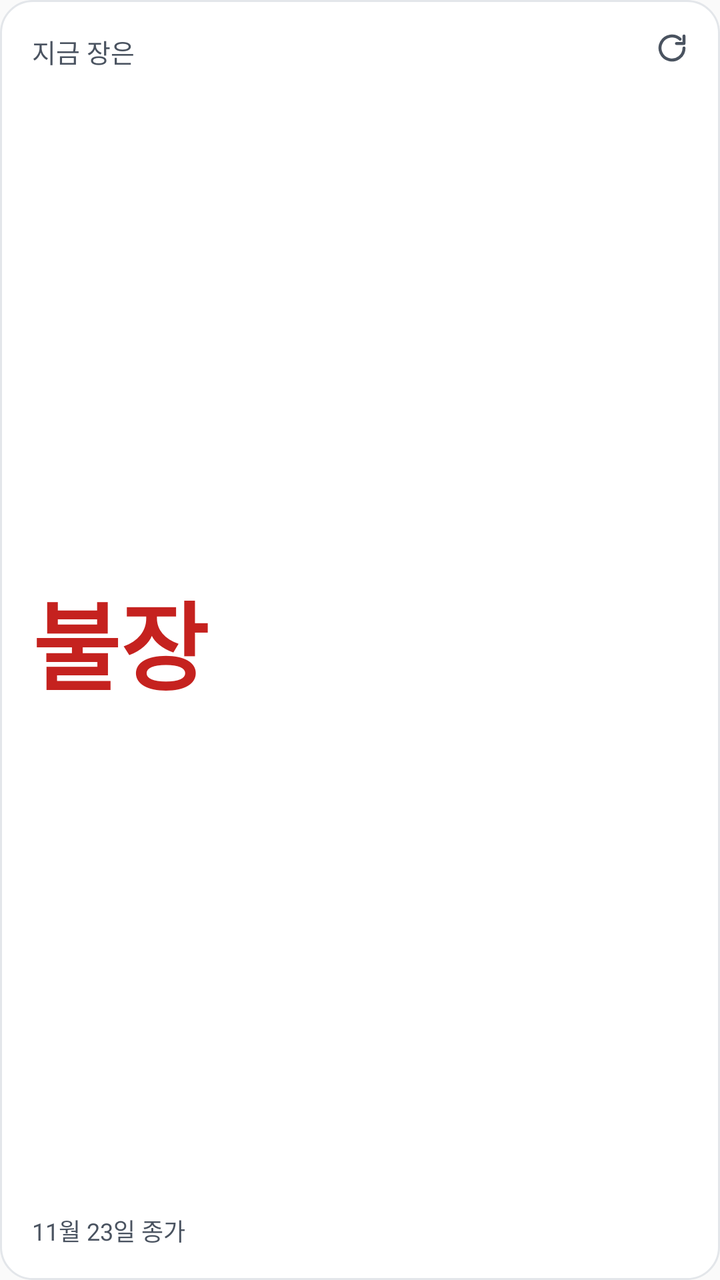
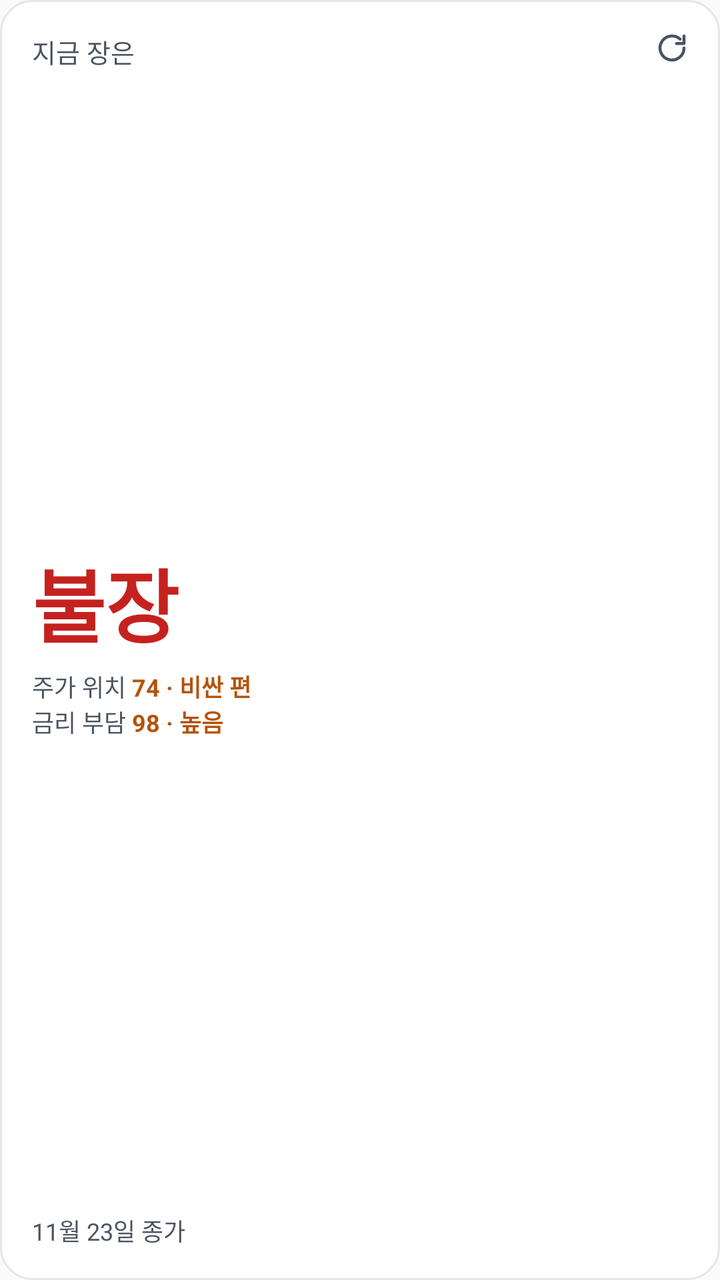

An Android layout rendered at two revisions. The XML below is the earlier revision; the diff shows what the commit changed to produce the second picture.
<!-- AndroidManifest.xml: application theme Theme.HakBanGgul -->
<!-- res/layout/widget_large_preview.xml -->
<?xml version="1.0" encoding="utf-8"?>
<FrameLayout xmlns:android="http://schemas.android.com/apk/res/android"
    android:layout_width="match_parent"
    android:layout_height="match_parent"
    android:background="@drawable/widget_card_background">

    
    <LinearLayout
        android:layout_width="match_parent"
        android:layout_height="match_parent"
        android:orientation="vertical"
        android:padding="16dp">

        
        <TextView
            android:layout_width="wrap_content"
            android:layout_height="wrap_content"
            android:text="@string/mood_now"
            android:textColor="#FF4A5360"
            android:textSize="13sp" />

        
        <FrameLayout
            android:layout_width="match_parent"
            android:layout_height="0dp"
            android:layout_weight="1">

            
            <TextView
                android:layout_width="wrap_content"
                android:layout_height="wrap_content"
                android:layout_gravity="start|center_vertical"
                android:text="@string/stage_bull"
                android:textColor="#FFC5221F"
                android:textSize="48sp"
                android:textStyle="bold" />
        </FrameLayout>

        
        <TextView
            android:layout_width="wrap_content"
            android:layout_height="wrap_content"
            android:text="@string/widget_preview_as_of"
            android:textColor="#FF4A5360"
            android:textSize="12sp" />
    </LinearLayout>

    
    <FrameLayout
        android:layout_width="44dp"
        android:layout_height="44dp"
        android:layout_gravity="top|end"
        android:layout_marginTop="2dp"
        android:layout_marginEnd="2dp">

        
        <ImageView
            android:layout_width="18dp"
            android:layout_height="18dp"
            android:layout_gravity="center"
            android:contentDescription="@string/action_refresh"
            android:src="@drawable/ic_widget_refresh"
            android:tint="#FF4A5360" />
    </FrameLayout>
</FrameLayout>
<!-- resources referenced by this layout -->
<resources>
  <!-- drawable ic_widget_refresh (drawable) -->
  <?xml version="1.0" encoding="utf-8"?>
  <vector xmlns:android="http://schemas.android.com/apk/res/android"
      android:width="24dp"
      android:height="24dp"
      android:viewportWidth="24"
      android:viewportHeight="24">
      <path
          android:pathData="M20 12a8 8 0 1 1-2.6-5.9"
          android:strokeWidth="2"
          android:strokeColor="#FFFFFFFF"
          android:strokeLineCap="round"
          android:strokeLineJoin="round" />
      <path
          android:pathData="M20 4v5h-5"
          android:strokeWidth="2"
          android:strokeColor="#FFFFFFFF"
          android:strokeLineCap="round"
          android:strokeLineJoin="round" />
  </vector>
  <!-- drawable widget_card_background (drawable) -->
  <?xml version="1.0" encoding="utf-8"?>
  <shape xmlns:android="http://schemas.android.com/apk/res/android"
      android:shape="rectangle">
      
      <solid android:color="#FFFFFFFF" />
      
      <stroke
          android:width="1dp"
          android:color="#FFE3E6EA" />
      
      <corners android:radius="16dp" />
  </shape>
  <string name="action_refresh">새로 고침</string>
  <string name="mood_now">지금 장은</string>
  <string name="stage_bull">불장</string>
  <string name="widget_preview_as_of">11월 23일 종가</string>
  <style name="Theme.HakBanGgul" parent="android:Theme.Material.Light.NoActionBar" />
</resources>

<!-- the commit's change to res/layout/widget_large_preview.xml (unified diff, before → after) -->
@@ -26,14 +26,81 @@
             android:layout_weight="1">
 
             
-            <TextView
+            <LinearLayout
                 android:layout_width="wrap_content"
                 android:layout_height="wrap_content"
                 android:layout_gravity="start|center_vertical"
-                android:text="@string/stage_bull"
-                android:textColor="#FFC5221F"
-                android:textSize="48sp"
-                android:textStyle="bold" />
+                android:orientation="vertical">
+
+                
+                <TextView
+                    android:layout_width="wrap_content"
+                    android:layout_height="wrap_content"
+                    android:text="@string/stage_bull"
+                    android:textColor="#FFC5221F"
+                    android:textSize="40sp"
+                    android:textStyle="bold" />
+
+                
+                <LinearLayout
+                    android:layout_width="wrap_content"
+                    android:layout_height="wrap_content"
+                    android:layout_marginTop="4dp"
+                    android:orientation="vertical">
+
+                    
+                    <LinearLayout
+                        android:layout_width="wrap_content"
+                        android:layout_height="wrap_content"
+                        android:gravity="center_vertical"
+                        android:orientation="horizontal">
+
+                        <TextView
+                            android:layout_width="wrap_content"
+                            android:layout_height="wrap_content"
+                            android:maxLines="1"
+                            android:text="@string/price_position_name"
+                            android:textColor="#FF4A5360"
+                            android:textSize="12sp" />
+
+                        <TextView
+                            android:layout_width="wrap_content"
+                            android:layout_height="wrap_content"
+                            android:layout_marginStart="3dp"
+                            android:maxLines="1"
+                            android:text="@string/widget_preview_price_position_score"
+                            android:textColor="#FFB45309"
+                            android:textSize="12sp"
+                            android:textStyle="bold" />
+                    </LinearLayout>
+
+                    
+                    <LinearLayout
+                        android:layout_width="wrap_content"
+                        android:layout_height="wrap_content"
+                        android:gravity="center_vertical"
+                        android:orientation="horizontal">
+
+                        <TextView
+                            android:layout_width="wrap_content"
+                            android:layout_height="wrap_content"
+                            android:maxLines="1"
+                            android:text="@string/rate_burden_name"
+                            android:textColor="#FF4A5360"
+                            android:textSize="12sp" />
+
+                        <TextView
+                            android:layout_width="wrap_content"
+                            android:layout_height="wrap_content"
+                            android:layout_marginStart="3dp"
+                            android:maxLines="1"
+                            android:text="@string/widget_preview_rate_burden_score"
+                            android:textColor="#FFB45309"
+                            android:textSize="12sp"
+                            android:textStyle="bold" />
+                    </LinearLayout>
+                </LinearLayout>
+            </LinearLayout>
         </FrameLayout>
 
         
<!-- resource entries referenced after the edit -->
@@ -35,8 +35,12 @@
   </shape>
   <string name="action_refresh">새로 고침</string>
   <string name="mood_now">지금 장은</string>
+  <string name="price_position_name">주가 위치</string>
+  <string name="rate_burden_name">금리 부담</string>
   <string name="stage_bull">불장</string>
   <string name="widget_preview_as_of">11월 23일 종가</string>
+  <string name="widget_preview_price_position_score">74 · 비싼 편</string>
+  <string name="widget_preview_rate_burden_score">98 · 높음</string>
   <style name="Theme.HakBanGgul" parent="android:Theme.Material.Light.NoActionBar" />
 </resources>
 
